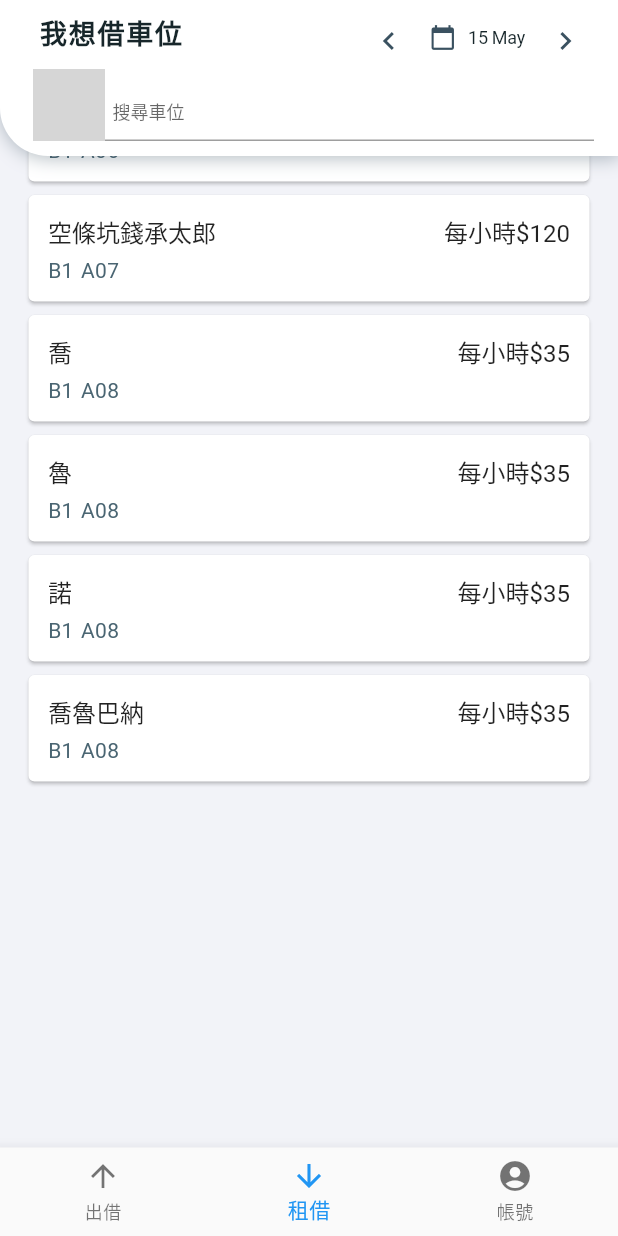
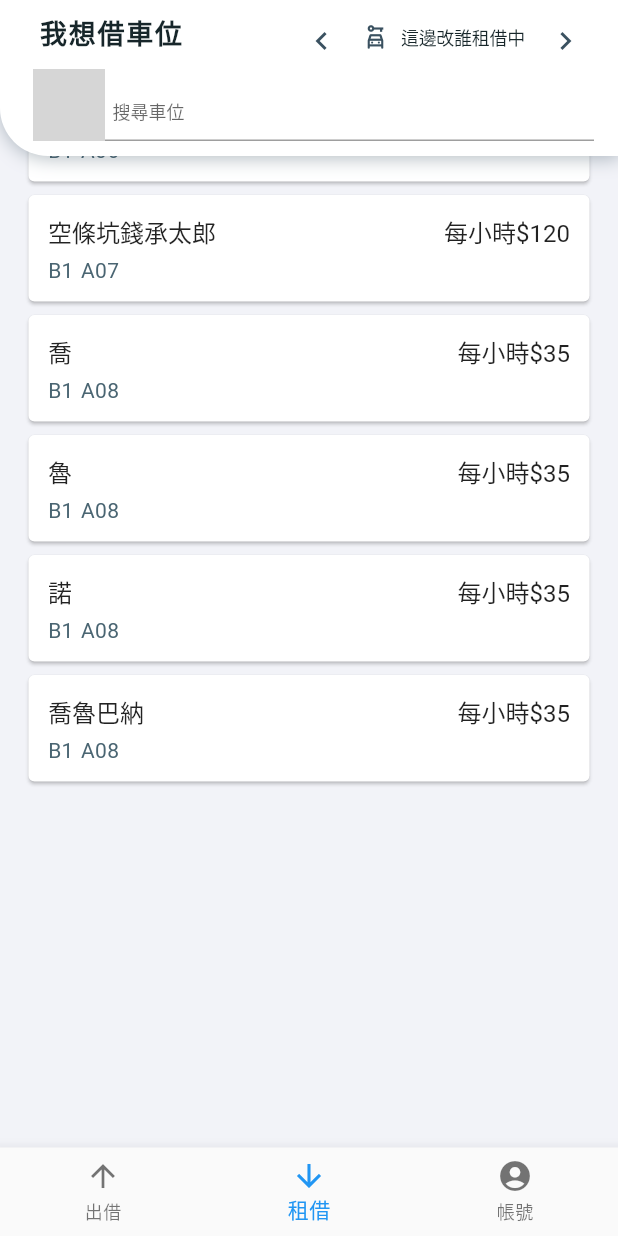
Before and after one commit to Syana6/ParkPals, a Flutter app: the screen it shows after launch, scrolled down 576 dp, on a phone screen of 412 x 824 dp. Run offline on Flutter 3.47's test engine with Material 2 defaults, Android fonts, the phone set to English and light mode, and no system bars; our stand-ins replace dropdown_button2; missing offline and left inert: ej_selector, omni_datetime_picker; Roboto replaces fonts that are missing (WorkSans); grey boxes are pictures that could not be loaded.

Commit message:
調整檔案結構

```diff
--- a/lib/main.dart
+++ b/lib/main.dart
@@ -5,7 +5,6 @@ import 'package:flutter/services.dart';
 import 'package:parkpals/rentView/rent_home_screen.dart';
 import 'app_theme.dart';
 import 'forRentView/parkingCommunity.dart';
-import 'rentView/ui_view/drop_down_button.dart';
 
 void main() {
   runApp(const ParkPALsApp());
--- a/lib/rentView/rent_screen_widges/rent_screen.dart
+++ b/lib/rentView/rent_screen_widges/rent_screen.dart
@@ -90,13 +90,13 @@ class _RentScreenState extends State<RentScreen> with TickerProviderStateMixin {
 
   // 搜尋車位
   void searchParkingSpaces() {
-
     setState(() {
       // TODO: 處理weidget間的資料傳遞 模糊搜尋車位（名稱、樓層、車位編號、價格）
+
     });
   }
 
-  // ListView UI 注入
+  // 注入所有子widget UI
   void addAllListData() {
     int count = fakeParkingSpaces.length + 1; // 目前加入到這個頁面的UI Widget
     const int minCanRentObjectCount = 10; // 可租借的UI Widget 最小10
@@ -267,13 +267,13 @@ class _RentScreenState extends State<RentScreen> with TickerProviderStateMixin {
                                         const Padding(
                                           padding: EdgeInsets.only(right: 8),
                                           child: Icon(
-                                            Icons.calendar_today,
+                                            Icons.car_rental_outlined,
                                             color: RentScreenTheme.grey,
                                             size: 18,
                                           ),
                                         ),
                                         Text(
-                                          '15 May',
+                                          '這邊改誰租借中',
                                           textAlign: TextAlign.left,
                                           style: TextStyle(
                                             fontFamily:
--- a/lib/rentView/ui_view/select_date_list_view.dart
+++ b/lib/rentView/ui_view/select_date_list_view.dart
@@ -1,5 +1,3 @@
-import 'dart:ffi';
-
 import 'package:flutter/material.dart';
 import '../rent_screen_theme.dart';
 
@@ -39,7 +37,7 @@ class _SelectDateListState extends State<SelectDateListView>
   }
 
   // 處理按下時間卡片selected變換
-  void WeekDaySelected(WeekDay wd) {
+  void weekDaySelected(WeekDay wd) {
     WeekDaylist?.forEach((weekday) {
       if (wd == weekday) {
         weekday.selected = true;
@@ -109,7 +107,7 @@ class _SelectDateListState extends State<SelectDateListView>
                     weekday: WeekDaylist![index],
                     animation: animation,
                     animationController: animationController!,
-                    onDateTab: WeekDaySelected,
+                    onDateTab: weekDaySelected,
                   );
                 },
               ),
```
Also changed, not shown: lib/rentView/nouseWidget/drop_down_button.dart (renamed from lib/rentView/ui_view/drop_down_button.dart), lib/rentView/nouseWidget/omni_datetime_picker.dart (renamed from lib/rentView/ui_view/omni_datetime_picker.dart), lib/rentView/nouseWidget/select_date_view.dart (renamed from lib/rentView/ui_view/select_date_view.dart).
